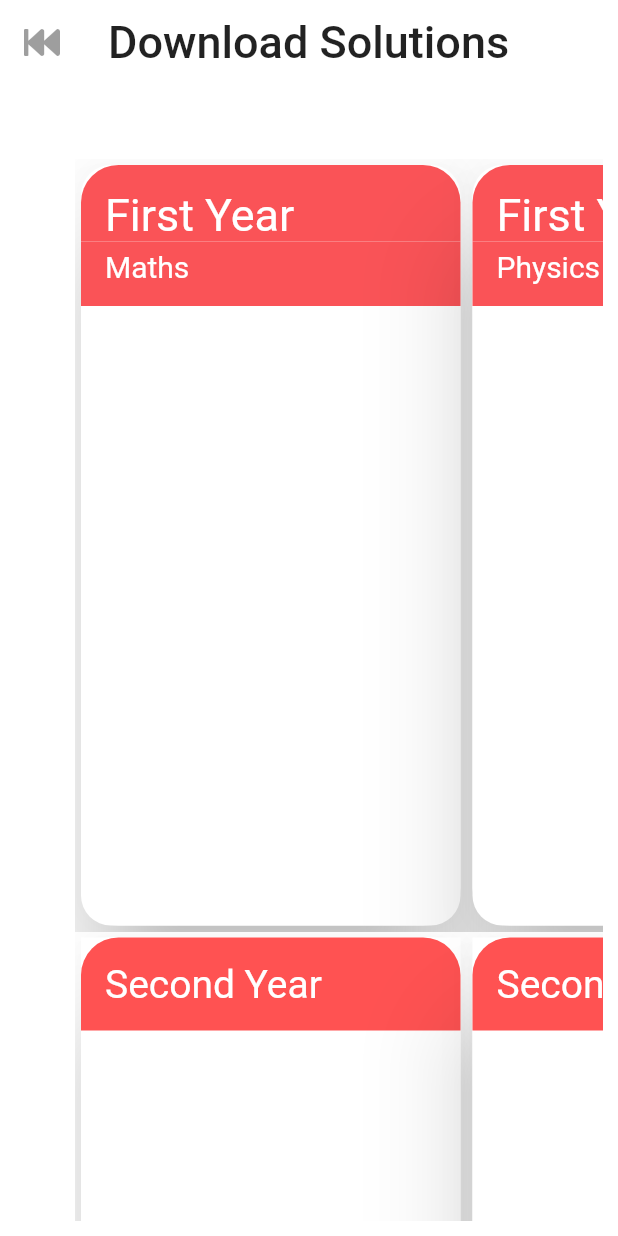
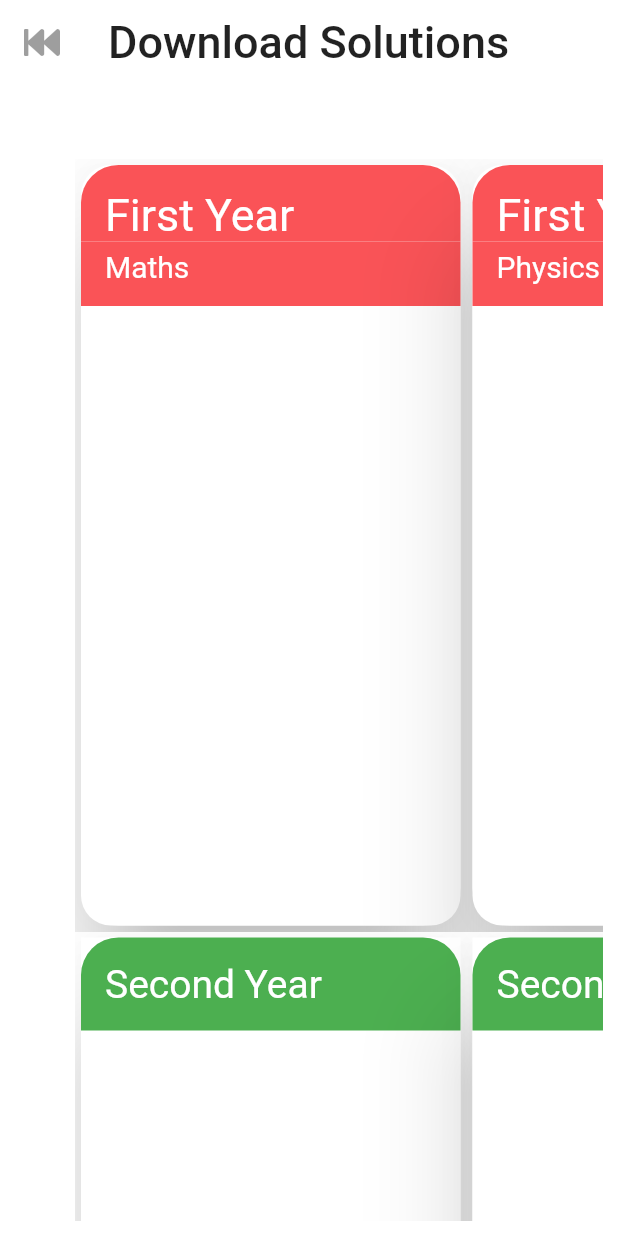
Before and after one commit to axactstudios/solve_case_flutter, a Flutter app: the HomePage screen opened directly, on a phone screen of 412 x 824 dp. Run offline on Flutter 3.47's test engine with Material 2 defaults, Android fonts, the phone set to English and light mode, and no system bars; our stand-ins replace bloc, firebase_auth, flutter_bloc, font_awesome_flutter, rxdart, splashscreen; accounts and stored records are empty.

Commit message:
minor addon

```diff
--- a/lib/pages/homepage.dart
+++ b/lib/pages/homepage.dart
@@ -221,7 +221,7 @@ class HomePage extends StatelessWidget
             children: <Widget>[
               Container(
                 decoration: BoxDecoration(
-                    color: Colors.redAccent,
+                    color: Colors.green,
                     borderRadius: BorderRadius.only(
                         topLeft: Radius.circular(25.0),
                         topRight: Radius.circular(25.0))),
```
